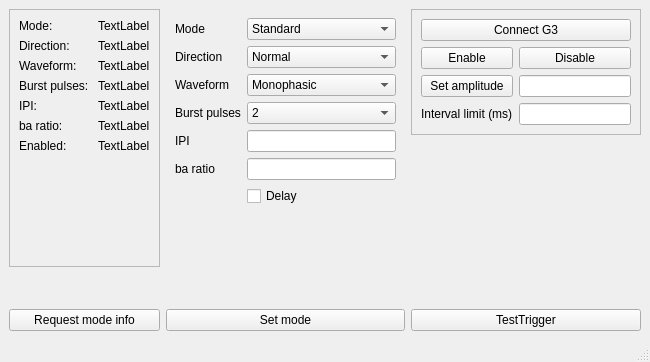
First picture: the form in UI/triggeringwindow.ui, repository VeikkaLeppanen/Real_Time_EEG, before the edit.
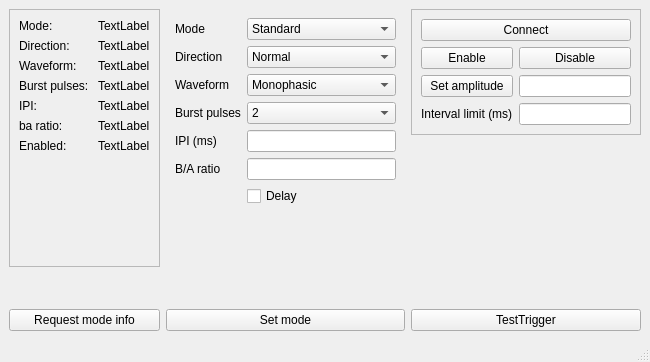
Second picture: the form after the edit.

```diff
--- a/UI/triggeringwindow.ui
+++ b/UI/triggeringwindow.ui
@@ -180,7 +180,7 @@
        <item row="4" column="0">
         <widget class="QLabel" name="label_20">
          <property name="text">
-          <string>IPI</string>
+          <string>IPI (ms)</string>
          </property>
         </widget>
        </item>
@@ -190,7 +190,7 @@
        <item row="5" column="0">
         <widget class="QLabel" name="label_21">
          <property name="text">
-          <string>ba ratio</string>
+          <string>B/A ratio</string>
          </property>
         </widget>
        </item>
@@ -325,7 +325,7 @@
        <item row="0" column="0" colspan="2">
         <widget class="QPushButton" name="connectTrigger">
          <property name="text">
-          <string>Connect G3</string>
+          <string>Connect</string>
          </property>
         </widget>
        </item>
```
